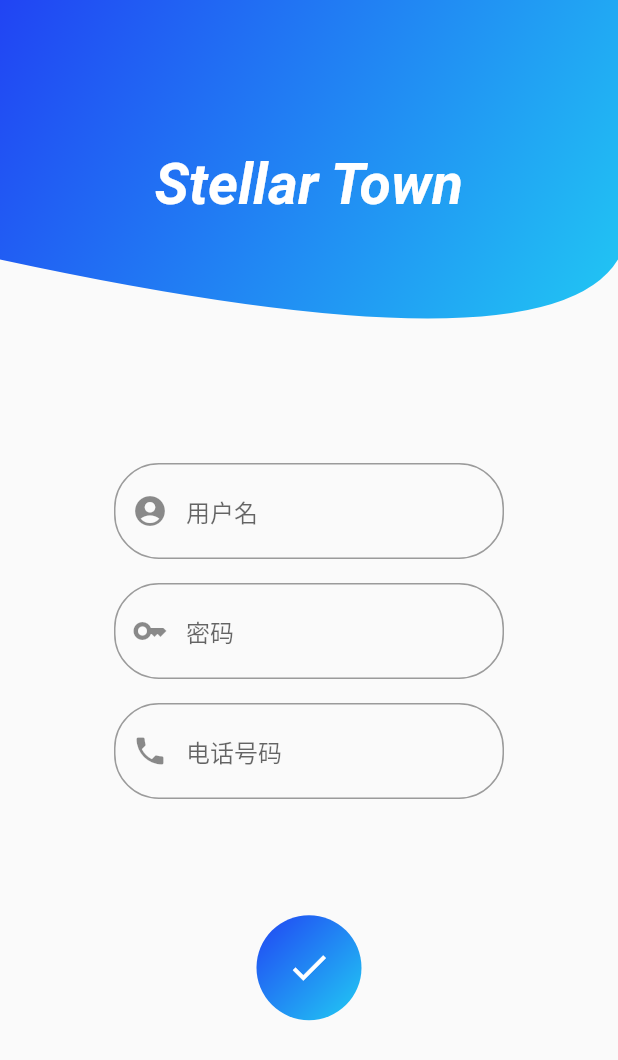
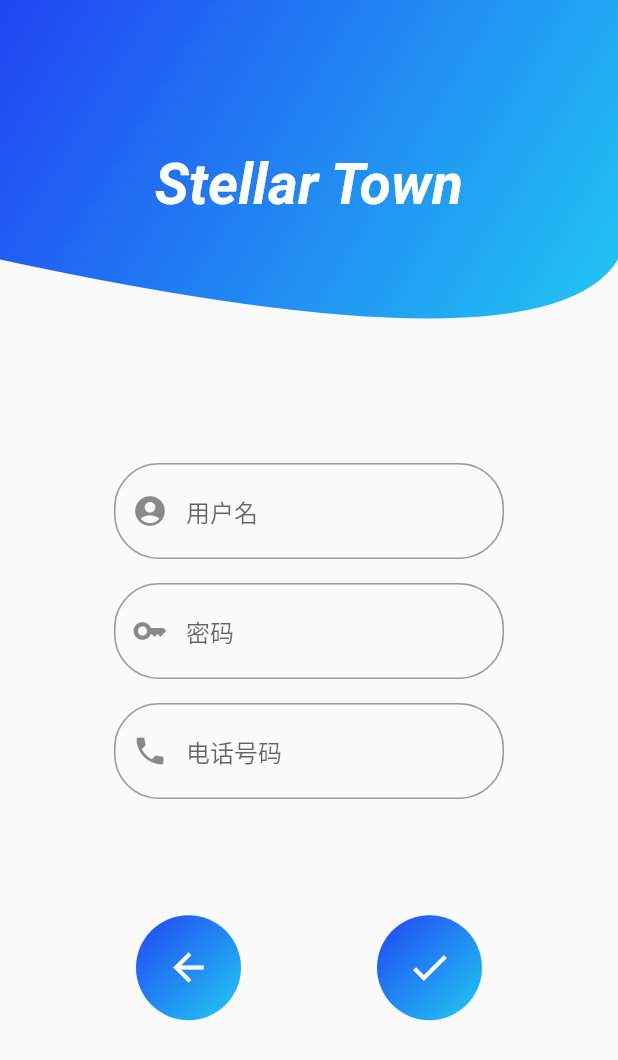
Before and after one commit to litaott/stellar_town, a Flutter app: the screen it shows after launch, after a tap on "未拥有账号？点击注册", on a phone screen of 412 x 824 dp. Shown: the top 1060 px of the screen. Run offline on Flutter 3.47's test engine with Material 2 defaults, Android fonts, the phone set to English and light mode, and no system bars; our stand-ins replace dart_mappable, dio, shared_preferences; generated files the repository leaves out were written again; network calls fail.

Commit message:
注册测试

```diff
--- a/lib/main.dart
+++ b/lib/main.dart
@@ -1,8 +1,6 @@
 import 'package:flutter/material.dart';
 import 'package:flutter/services.dart';
-import 'package:stellar_town/component/Navigation.dart';
 import 'package:stellar_town/view/SplashView.dart';
-import 'package:stellar_town/view/user/LoginView.dart';
 
 final GlobalKey<NavigatorState> navigatorKey = GlobalKey<NavigatorState>();
 late double screenWidth;
@@ -20,8 +18,6 @@ class Myapp extends StatelessWidget {
     screenWidth = MediaQuery.of(context).size.width;
     screenHeight = MediaQuery.of(context).size.height;
 
-    checkLoginStatus();
-
     SystemChrome.setSystemUIOverlayStyle(
       const SystemUiOverlayStyle(
         statusBarColor: Colors.transparent,
@@ -29,14 +25,8 @@ class Myapp extends StatelessWidget {
       ),
     );
 
-    return MaterialApp(
-      navigatorKey: navigatorKey,
-      initialRoute: '/',
-      routes: {
-        '/': (context) => const SplashView(),
-        '/login': (context) => const LoginView(),
-        '/homepage': (context) => const Navigation(),
-      },
+    return const MaterialApp(
+      home: SplashView(),
     );
   }
 
--- a/lib/view/SplashView.dart
+++ b/lib/view/SplashView.dart
@@ -1,4 +1,5 @@
 import 'package:flutter/material.dart';
+import 'package:stellar_town/view/user/LoginView.dart';
 
 /// 开屏页面
 /// @author tt
@@ -9,6 +10,20 @@ class SplashView extends StatelessWidget {
 
   @override
   Widget build(BuildContext context) {
+    Future.delayed(
+      const Duration(seconds: 2),
+      () {
+        Navigator.pushReplacement(
+          context,
+          MaterialPageRoute(
+            builder: (context) {
+              return const LoginView();
+            },
+          ),
+        );
+      },
+    );
+
     return MaterialApp(
       home: Scaffold(
         body: Container(
--- a/lib/view/user/LoginView.dart
+++ b/lib/view/user/LoginView.dart
@@ -1,9 +1,14 @@
+import 'package:dio/dio.dart';
 import 'package:flutter/cupertino.dart';
 import 'package:flutter/material.dart';
+import 'package:stellar_town/component/Navigation.dart';
 import 'package:stellar_town/component/user/CircleButton.dart';
+import 'package:stellar_town/component/user/RollingBox.dart';
 import 'package:stellar_town/component/user/TextInput.dart';
+import 'package:stellar_town/constant/ConstUrl.dart';
 import 'package:stellar_town/main.dart';
 import 'package:stellar_town/theme/TextStyleTheme.dart';
+import 'package:stellar_town/util/HttpUtil.dart';
 import 'package:stellar_town/view/user/RegisterView.dart';
 
 /// 用户登录页面
@@ -21,25 +26,21 @@ class LoginViewState extends State<LoginView> {
   TextEditingController idController = TextEditingController();
   TextEditingController passwordController = TextEditingController();
 
-  late String id, password;
+  late String username, password;
 
   @override
   Widget build(BuildContext context) {
+    screenWidth = MediaQuery.of(context).size.width;
+    screenHeight = MediaQuery.of(context).size.height;
     return MaterialApp(
       home: Directionality(
         textDirection: TextDirection.ltr,
         child: Scaffold(
+          resizeToAvoidBottomInset: false,
           body: Column(
-            mainAxisAlignment: MainAxisAlignment.spaceEvenly,
+            mainAxisAlignment: MainAxisAlignment.spaceBetween,
             children: [
-              Container(
-                alignment: Alignment.center,
-                child: Image(
-                  image: Image.asset('assets/image/login.png').image,
-                  width: 150,
-                  height: 150,
-                ),
-              ),
+              const RollingBox(),
               Column(
                 crossAxisAlignment: CrossAxisAlignment.center,
                 children: [
@@ -76,6 +77,9 @@ class LoginViewState extends State<LoginView> {
                   style: TextStyleTheme.registerStyle,
                 ),
               ),
+              SizedBox(
+                height: screenHeight * 0.1,
+              ),
             ],
           ),
         ),
@@ -84,10 +88,22 @@ class LoginViewState extends State<LoginView> {
   }
 
   ///登录响应函数
-  void login() {
-    id = idController.text.toString();
+  void login() async {
+    username = idController.text.toString();
     password = passwordController.text.toString();
-    successDialog();
+    Map data = {
+      'username': username,
+      'password': password,
+    };
+    Response response = await HttpUtil.post(ConstUrl.loginUrl, data);
+    data = response.data;
+
+    if (data['code'] ~/ 100 == 2) {
+      HttpUtil.token = data['data']['token'];
+      successDialog();
+    } else {
+      failDialog(data['message']);
+    }
   }
 
   /// 登录成功弹窗
@@ -99,14 +115,43 @@ class LoginViewState extends State<LoginView> {
           title: const Text('登录成功'),
           actions: [
             CupertinoDialogAction(
-                onPressed: () {
-                  Navigator.of(context).pop(true);
-                  if (navigatorKey.currentState?.canPop() != true) {
-                    navigatorKey.currentState
-                        ?.pushReplacementNamed('/homepage');
-                  }
-                },
-                child: const Text('确定'))
+              onPressed: () {
+                Navigator.pop(context);
+                Navigator.pushReplacement(
+                  context,
+                  MaterialPageRoute(
+                    builder: (context) {
+                      return const Navigation();
+                    },
+                  ),
+                );
+              },
+              child: const Text('确定'),
+            )
+          ],
+        );
+      },
+    );
+  }
+
+  /// 登录失败弹窗
+  void failDialog(String message) {
+    showCupertinoDialog(
+      context: context,
+      builder: (context) {
+        return CupertinoAlertDialog(
+          title: const Text('登录失败'),
+          content: Padding(
+            padding: const EdgeInsets.all(8.0),
+            child: Text(message),
+          ),
+          actions: [
+            CupertinoDialogAction(
+              onPressed: () {
+                Navigator.pop(context);
+              },
+              child: const Text('确定'),
+            )
           ],
         );
       },
--- a/lib/view/user/RegisterView.dart
+++ b/lib/view/user/RegisterView.dart
@@ -58,9 +58,20 @@ class RegisterViewState extends State<RegisterView> {
                   ),
                 ],
               ),
-              GestureDetector(
-                onTap: register,
-                child: const CircleButton(icon: Icons.check),
+              Row(
+                mainAxisAlignment: MainAxisAlignment.spaceEvenly,
+                children: [
+                  GestureDetector(
+                    onTap: () {
+                      Navigator.pop(context);
+                    },
+                    child: const CircleButton(icon: Icons.arrow_back_outlined),
+                  ),
+                  GestureDetector(
+                    onTap: register,
+                    child: const CircleButton(icon: Icons.check),
+                  ),
+                ],
               ),
               SizedBox(
                 height: screenHeight * 0.1,
@@ -105,8 +116,8 @@ class RegisterViewState extends State<RegisterView> {
           actions: [
             CupertinoDialogAction(
               onPressed: () {
-                Navigator.of(context).pop(true);
-                Navigator.of(context).pop(true);
+                Navigator.pop(context);
+                Navigator.pop(context);
               },
               child: const Text('确定'),
             )
@@ -130,7 +141,7 @@ class RegisterViewState extends State<RegisterView> {
           actions: [
             CupertinoDialogAction(
               onPressed: () {
-                Navigator.of(context).pop(true);
+                Navigator.pop(context);
               },
               child: const Text('确定'),
             )
```
